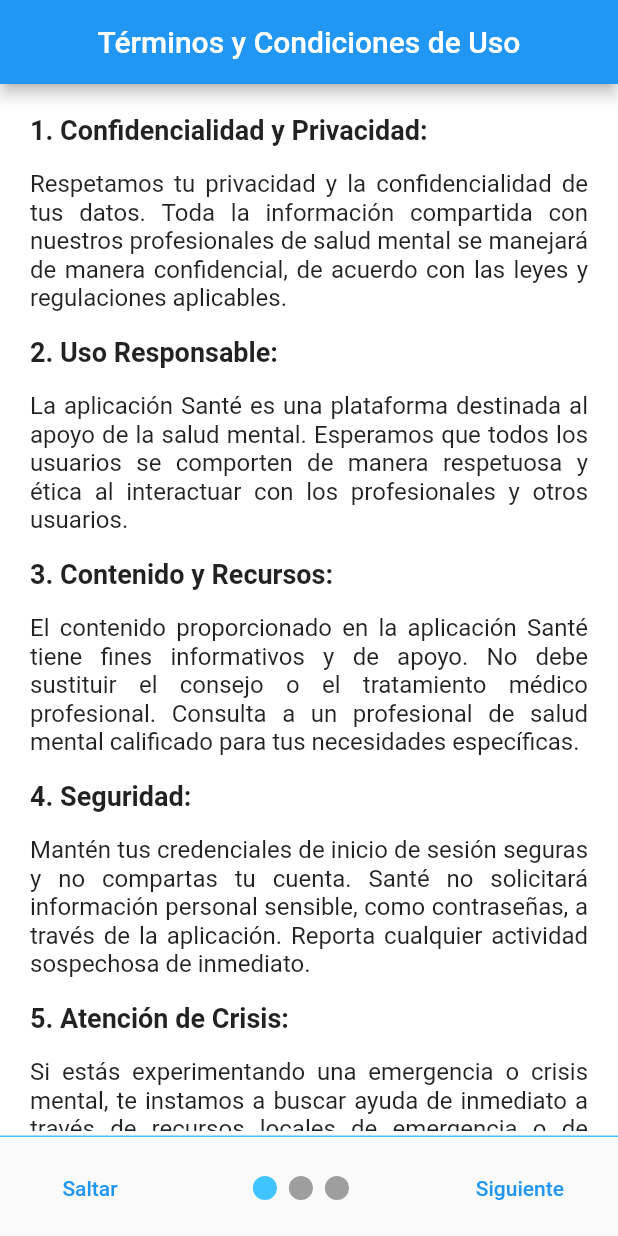
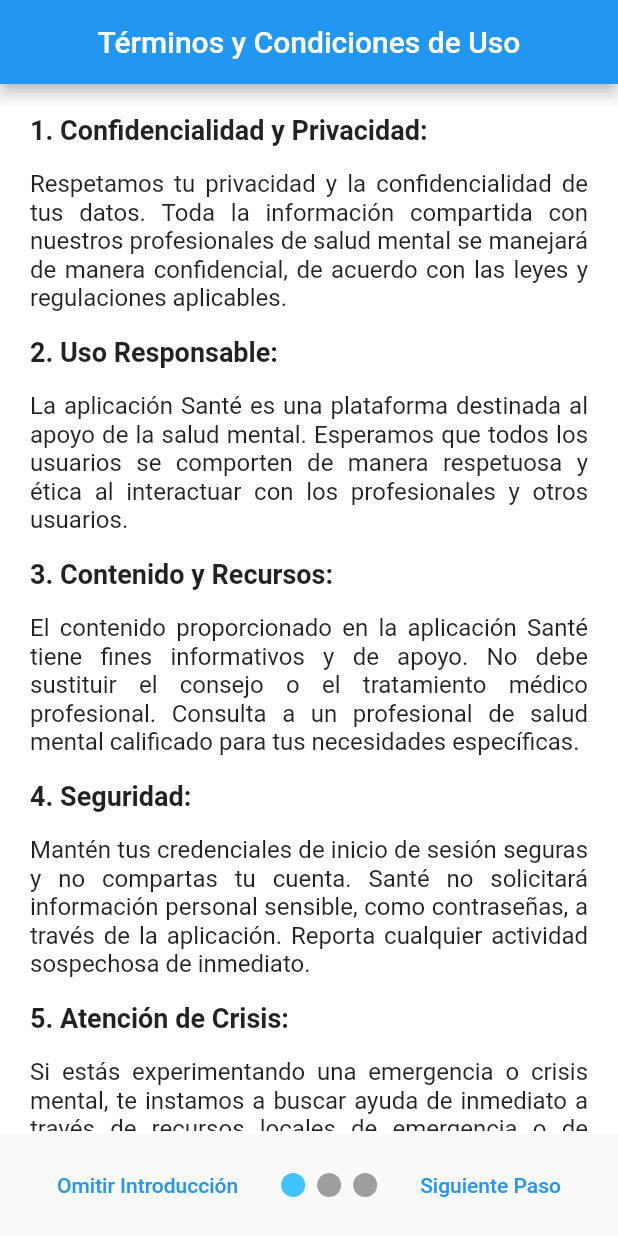
Before and after one commit to WanderTheWeeb/Sante, a Flutter app: the screen it shows after launch, on a phone screen of 412 x 824 dp. Run offline on Flutter 3.47's test engine with Material 2 defaults, Android fonts, the light colour scheme and no system bars; drawn by our look-alikes of smooth_page_indicator; our stand-ins replace shared_preferences.

Commit message:
Se agregaron algunas funciones al Introduction Screen

```diff
--- a/lib/main.dart
+++ b/lib/main.dart
@@ -1,4 +1,5 @@
 import 'package:flutter/material.dart';
+import 'package:sante2/src/screens/Sante.dart';
 
 import 'src/screens/IntroductionScreen.dart';
 
@@ -9,8 +10,13 @@
 
   @override
   Widget build(BuildContext context) {
-    return const MaterialApp(
-      home: IntroductionScreen(),
+    return  MaterialApp(
+      routes: {
+        '/home' : (context) => const Sante(),
+        '/IntroductionScreen' : (context) => const IntroductionScreen()
+      },
+      home: const IntroductionScreen(),
+
     );
   }
 }
--- a/lib/src/screens/IntroductionScreen.dart
+++ b/lib/src/screens/IntroductionScreen.dart
@@ -2,6 +2,7 @@
 import 'package:sante2/src/screens/IntroductionScreens/Aclaraciones.dart';
 import 'package:sante2/src/screens/IntroductionScreens/Bienvenida.dart';
 import 'package:sante2/src/screens/IntroductionScreens/TerminosCondiciones.dart';
+import 'package:sante2/src/screens/Sante.dart';
 import 'package:shared_preferences/shared_preferences.dart';
 import 'package:smooth_page_indicator/smooth_page_indicator.dart';
 
@@ -52,27 +53,35 @@
           ),
         ),
         bottomSheet: Container(
-            padding: const EdgeInsets.symmetric(horizontal: 30,
-                vertical: 10),
-            decoration: BoxDecoration(
-              border: Border.all(color: Colors.lightBlueAccent,
-                  strokeAlign: 5)
-            ),
+          padding: const EdgeInsets.symmetric(horizontal: 30, vertical: 10),
+
           child: Row(
             mainAxisAlignment: MainAxisAlignment.spaceBetween,
             children: [
-                TextButton(onPressed: () {}, child: const Text("Saltar")),
-                SmoothPageIndicator(controller: _controller, count: 3,
+              TextButton(
+                onPressed: () {
+                  Navigator.pushNamed(context, '/home');
+                },
+                child: const Text("Omitir Introducción"),
+              ),
+              SmoothPageIndicator(
+                controller: _controller,
+                count: 3,
                 effect: const ColorTransitionEffect(
-                activeDotColor: Colors.lightBlueAccent)),
-                TextButton(onPressed: () {}, child: const Text("Siguiente"))
+                  activeDotColor: Colors.lightBlueAccent,
+                ),
+              ),
+              TextButton(
+                onPressed: () {
+                },
+                child: const Text("Siguiente Paso"),
+              ),
             ],
           ),
-          ));
+        ),
+      );
     } else {
-      return Container(
-        color: Colors.cyan,
-      );
+      return const Sante();
     }
   }
 }
--- a/lib/src/screens/Sante.dart
+++ b/lib/src/screens/Sante.dart
@@ -5,6 +5,13 @@
 
   @override
   Widget build(BuildContext context) {
-    return const Placeholder();
+    return Scaffold(
+      appBar: AppBar(
+        title: const Text("Organizaciones"),
+        elevation: 8,
+        backgroundColor: const Color.fromRGBO(169, 81, 222, 1.0),
+      ),
+      body: const Center(child: Text("Organizaciones")),
+    );
   }
 }
```
Lines whose indentation alone changed are shown as unchanged.
